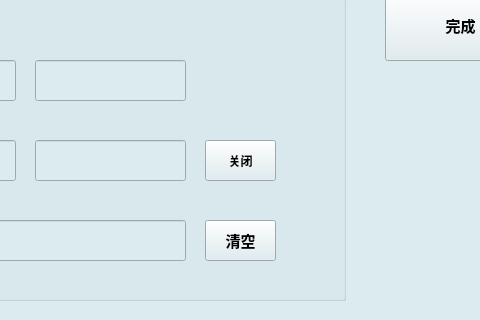
Before: the Qt Designer form librecad/src/QC_ApplicationWindow.ui in Hcj1108/Librecad_AFP5000, drawn with Qt 5; both pictures show x 255 to 735 and y 118 to 438 of the 1020 by 750 pixel window.
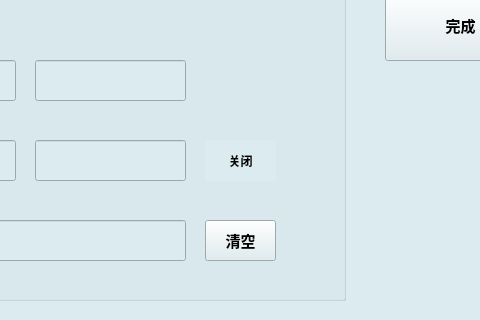
After: the same form once the commit is applied. The open tabs and pages were chosen to show the change. Icons and pictures are not drawn.

Patch:
```diff
--- a/librecad/src/QC_ApplicationWindow.ui
+++ b/librecad/src/QC_ApplicationWindow.ui
@@ -3212,7 +3212,11 @@
             </font>
            </property>
            <property name="styleSheet">
-            <string notr="true">/* 按下状态 */
+            <string notr="true"> QToolButton {
+        opacity: 1;
+ 		border: none;
+}
+/* 按下状态 */
 QToolButton:pressed {
    background-color: #546E7A; /* 深石板灰 */
     background-image: none;
@@ -3220,13 +3224,7 @@
     padding-bottom: 8px;
     border: 1px solid #37474F; /* 深色边框模拟阴影 */
 }
- QToolButton {
-		background-color: qlineargradient(x1:0, y1:0, x2:0, y2:1, 
-    	stop:0 #ffffff,       /* 顶部：纯白（高光） */
-   		stop:0.15 #dcdcdc,    /* 过渡：浅灰 */
-    	stop:0.85 #a9a9a9,    /* 底部过渡：中灰 */
-    	stop:1 #e8e8e8        /* 底部：亮灰（反光） */);
-}</string>
+</string>
            </property>
            <property name="text">
             <string>关闭</string>
```
Left out of the diff: 168 changed lines with no effect on the pictures.
